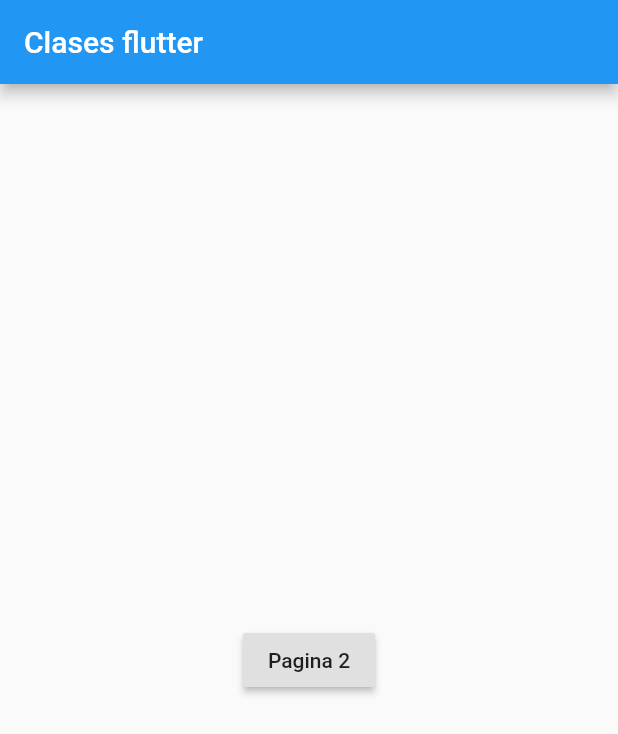
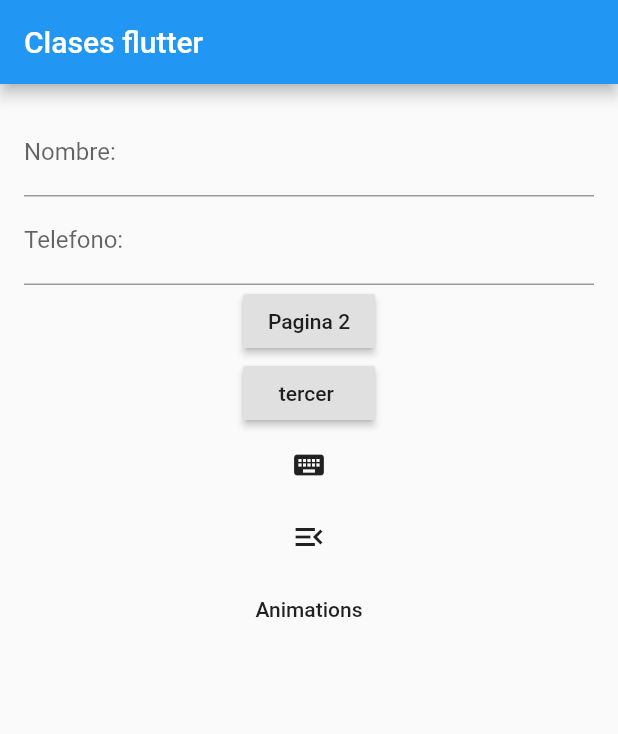
Before and after one commit to roqueCastro/flutter_app, a Flutter app: the screen it shows after launch, on a phone screen of 412 x 824 dp. Shown: the top 734 px of the screen. Run offline on Flutter 3.47's test engine with Material 2 defaults, Android fonts, the phone set to English and light mode, and no system bars; our stand-ins replace image_picker; missing offline and left inert: dart:ffi.

```diff
--- a/lib/main.dart
+++ b/lib/main.dart
@@ -3,23 +3,7 @@ import 'dart:ffi';
 
 import 'package:flutter/cupertino.dart';
 import 'package:flutter/material.dart';
-import 'package:flutter_app/pages/my_home_page.dart';
-import 'package:flutter_app/pages/second_page.dart';
+
+import 'package:flutter_app/src/app.dart';
 
 void main() => runApp(MyApp());
-
-class MyApp extends StatelessWidget {
-  @override
-  Widget build(BuildContext context) {
-    return MaterialApp(
-      title: 'Material App',
-      //DEFINIR LAS  RUTTAS DE LA PAGINA
-      //home: MyHomePage());
-      initialRoute: "/",
-      routes: {
-        "/":(BuildContext context)=> MyHomePage(),
-        "/second":(BuildContext context)=> SecondPage(),
-      },
-    );
-  }
-}
--- a/lib/pages/my_home_page.dart
+++ /dev/null
@@ -1,39 +0,0 @@
-import 'package:flutter/material.dart';
-import 'package:flutter_app/pages/second_page.dart';
-
-class MyHomePage extends StatelessWidget{
-  @override
-  Widget build(BuildContext context) {
-    return Scaffold(
-      appBar: AppBar(
-          title: Text("Clases flutter"),
-      ),
-      body: Center(
-        child: RaisedButton(
-          child: Text("Pagina 2"),
-          onPressed: (){
-            _showPageSecound(context);
-          },
-        ),
-      ),
-    );
-  }
-
-  void _showPageSecound(BuildContext context) {
-    //Primera forma de enviar a un activity
-    // final route = MaterialPageRoute(builder: (BuildContext context){
-    //   return SecondPage(name: "Marvin",);
-    // });
-    // Navigator.of(context).push(route);
-
-    //segunda forma y mas facil..
-    Navigator.of(context).pushNamed(
-        "/second", arguments: SecondPageArguments(
-          name:"Roque",
-          lastName: "Castro garzon"
-        )
-    );
-  }
-
-
-}
--- /dev/null
+++ b/lib/src/app.dart
@@ -0,0 +1,34 @@
+
+
+
+import 'package:flutter/cupertino.dart';
+import 'package:flutter/material.dart';
+import 'package:flutter_app/src/screens/animation_page.dart';
+import 'package:flutter_app/src/screens/animation_page_second.dart';
+import 'package:flutter_app/src/screens/drawer_page.dart';
+import 'package:flutter_app/src/screens/my_home_page.dart';
+import 'package:flutter_app/src/screens/second_page.dart';
+import 'package:flutter_app/src/screens/teclado_page.dart';
+import 'package:flutter_app/src/screens/tercer_page.dart';
+
+
+class MyApp extends StatelessWidget {
+  @override
+  Widget build(BuildContext context) {
+    return MaterialApp(
+      title: 'Material App',
+      //DEFINIR LAS  RUTTAS DE LA PAGINA
+      //home: MyHomePage());
+      initialRoute: "/",
+      routes: {
+        "/":(BuildContext context)=> MyHomePage(),
+        "/second":(BuildContext context)=> SecondPage(),
+        "/tercer":(BuildContext context)=> TercerPage(),
+        "/teclado":(BuildContext context)=> TecladoPage(),
+        "/drawer":(BuildContext context)=> DrawerPage(),
+        "/animation":(BuildContext context)=> AnimationPage(),
+        "/animation_second":(BuildContext context)=> AnimationPageSecond(),
+      },
+    );
+  }
+}
--- /dev/null
+++ b/lib/src/screens/my_home_page.dart
@@ -0,0 +1,141 @@
+import 'package:flutter/cupertino.dart';
+import 'package:flutter/material.dart';
+import 'package:flutter/services.dart';
+import 'package:flutter_app/src/screens/second_page.dart';
+
+
+class MyHomePage extends StatefulWidget {
+  @override
+  _MyHomePageState createState() => _MyHomePageState();
+}
+
+class _MyHomePageState extends State<MyHomePage> {
+  String name;
+  String lastname;
+  String direccion;
+
+  List<int> top = [];
+
+  TextEditingController nameControler;
+  TextEditingController lastNameControler;
+  TextEditingController direccionControler;
+
+  final formKey = GlobalKey<FormState>();
+
+  @override
+  Widget build(BuildContext context) {
+    const Key centerKey = ValueKey('bottom-sliver-list');
+    return Scaffold(
+      appBar: AppBar(
+        title: Text("Clases flutter"),
+      ),
+      body: ListView(
+        children: <Widget>[
+          Padding(
+            padding: const EdgeInsets.all(16.0),
+            child: Form(
+              key: formKey,
+              child: Column(
+                children: <Widget>[
+                  TextFormField(
+                    decoration: InputDecoration(
+                      labelText: "Nombre:",
+                    ),
+
+                  ),
+                  TextFormField(
+                    decoration: InputDecoration(labelText: "Telefono:"),
+                    keyboardType: TextInputType.phone,
+                  ),
+                  RaisedButton(
+                    child: Text("Pagina 2"),
+                    onPressed: () {
+                      // _showPageSecound(context);
+                    },
+                  ),
+                  RaisedButton(
+                    child: Text("tercer "),
+                    onPressed: () {
+                      _showPageTercer(context);
+                    },
+                  ),
+                  IconButton(
+                    icon: Icon(Icons.keyboard),
+                    onPressed: () {
+                      _showPageTeclado(context);
+                    },
+                  ),
+                  IconButton(
+                    icon: Icon(Icons.menu_open),
+                    onPressed: () {
+                      _showPageDrawer(context);
+                    },
+                  ),
+                  FlatButton(
+                    child: Text("Animations"),
+                    onPressed: () =>   _showPageAnimation(context),
+                  ),
+                ],
+              ),
+            ),
+          ),
+        ]
+      ),
+    );
+  }
+
+  void _showPageSecound(BuildContext context) {
+    //Primera forma de enviar a un activity
+    // final route = MaterialPageRoute(builder: (BuildContext context){
+    //   return SecondPage(name: "Marvin",);
+    // });
+    // Navigator.of(context).push(route);
+
+    //validar form
+    if (formKey != null && formKey.currentState.validate()) {
+      formKey.currentState.save();
+
+      //
+      Navigator.of(context).pushNamed("/second",
+          arguments: SecondPageArguments(name: name, lastName: lastname));
+    }
+
+    //segunda forma y mas facil..
+  }
+
+  @override
+  void initState() {
+    nameControler = TextEditingController();
+    lastNameControler = TextEditingController();
+    direccionControler = TextEditingController();
+    super.initState();
+  }
+
+  @override
+  void dispose() {
+    nameControler.dispose();
+    lastNameControler.dispose();
+    direccionControler.dispose();
+    super.dispose();
+  }
+
+  _onClicTelcado(BuildContext context) {
+    // Navigator.of(context).pushNamed( "/teclad");
+  }
+
+  void _showPageTercer(BuildContext context) {
+    Navigator.of(context).pushNamed( "/tercer");
+  }
+
+  void _showPageTeclado(BuildContext context) {
+    Navigator.of(context).pushNamed( "/teclado");
+  }
+
+  void _showPageDrawer(BuildContext context) {
+    Navigator.of(context).pushNamed( "/drawer");
+  }
+
+  void _showPageAnimation(BuildContext context) {
+    Navigator.of(context).pushNamed( "/animation");
+  }
+}
--- a/pubspec.yaml
+++ b/pubspec.yaml
@@ -28,8 +28,12 @@ dependencies:
   # The following adds the Cupertino Icons font to your application.
   # Use with the CupertinoIcons class for iOS style icons.
   cupertino_icons: ^1.0.0
+
   #Libreria de Http
   http: ^0.12.2
+  #libreria de picker image
+  image_picker: ^0.6.7+14
+
 
 dev_dependencies:
   flutter_test:
@@ -53,6 +57,7 @@ flutter:
   - assets/camaro.jpg
   - assets/ferrari.jpg
   - assets/koniggsee.jpg
+  - assets/refresh.gif
   #   - images/a_dot_burr.jpeg
   #   - images/a_dot_ham.jpeg
 
```
Also changed, not shown: lib/pages/second_page.dart (deleted, +0 -27 lines), lib/src/screens/animation_page.dart (added, +49 -0 lines), lib/src/screens/animation_page_second.dart (added, +29 -0 lines), lib/src/screens/second_page.dart (added, +41 -0 lines), lib/src/screens/teclado_page.dart (added, +67 -0 lines), lib/src/screens/tercer_page.dart (added, +88 -0 lines), assets/refresh.gif (added), pubspec.lock, 2 other files.
